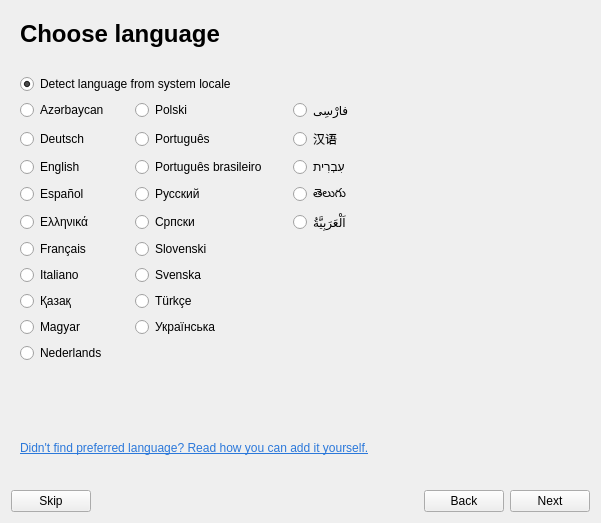
Qt form src/bin/scenarist-desktop/UserInterfaceLayer/Onboarding/OnboardingView.ui (dimkanovikov/KITScenarist) before a commit.
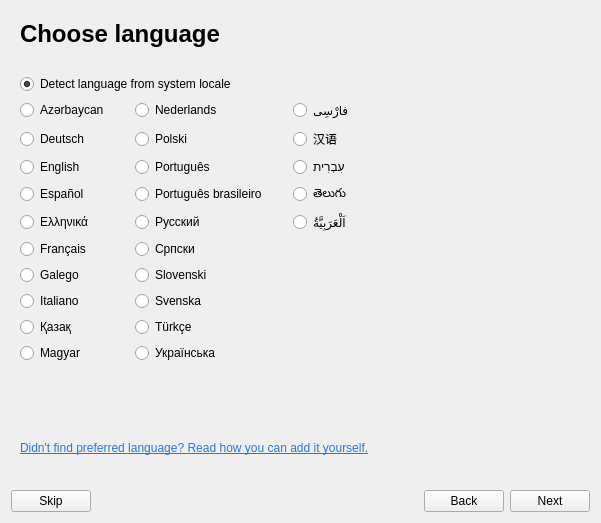
The same form after that commit. Custom widgets are drawn as their Qt base class.

Commit message: Added Galician translation and spell checker

What changed in the file:
```diff
--- a/src/bin/scenarist-desktop/UserInterfaceLayer/Onboarding/OnboardingView.ui
+++ b/src/bin/scenarist-desktop/UserInterfaceLayer/Onboarding/OnboardingView.ui
@@ -103,13 +103,6 @@
        <property name="horizontalSpacing">
         <number>26</number>
        </property>
-       <item row="11" column="0">
-        <widget class="QRadioButton" name="hungarian">
-         <property name="text">
-          <string notr="true">Magyar</string>
-         </property>
-        </widget>
-       </item>
        <item row="20" column="0">
         <spacer name="verticalSpacer">
          <property name="orientation">
@@ -172,26 +165,6 @@
          </property>
         </widget>
        </item>
-       <item row="6" column="1">
-        <widget class="QRadioButton" name="russian">
-         <property name="text">
-          <string notr="true">Русский</string>
-         </property>
-         <property name="checked">
-          <bool>false</bool>
-         </property>
-        </widget>
-       </item>
-       <item row="7" column="1">
-        <widget class="QRadioButton" name="serbian">
-         <property name="text">
-          <string notr="true">Српски</string>
-         </property>
-         <property name="checked">
-          <bool>false</bool>
-         </property>
-        </widget>
-       </item>
        <item row="3" column="2">
         <widget class="QRadioButton" name="farsi">
          <property name="text">
@@ -229,30 +202,6 @@
          </property>
         </widget>
        </item>
-       <item row="12" column="0">
-        <widget class="QRadioButton" name="nederlands">
-         <property name="text">
-          <string notr="true">Nederlands</string>
-         </property>
-        </widget>
-       </item>
-       <item row="5" column="1">
-        <widget class="QRadioButton" name="portuguesBrasil">
-         <property name="text">
-          <string notr="true">Português brasileiro</string>
-         </property>
-         <property name="checked">
-          <bool>false</bool>
-         </property>
-        </widget>
-       </item>
-       <item row="9" column="0">
-        <widget class="QRadioButton" name="italian">
-         <property name="text">
-          <string notr="true">Italiano</string>
-         </property>
-        </widget>
-       </item>
        <item row="5" column="0">
         <widget class="QRadioButton" name="english">
          <property name="text">
@@ -263,16 +212,6 @@
          </property>
         </widget>
        </item>
-       <item row="3" column="1">
-        <widget class="QRadioButton" name="polish">
-         <property name="text">
-          <string notr="true">Polski</string>
-         </property>
-         <property name="checked">
-          <bool>false</bool>
-         </property>
-        </widget>
-       </item>
        <item row="5" column="2">
         <widget class="QRadioButton" name="hebrew">
          <property name="text">
@@ -293,16 +232,6 @@
          </property>
         </spacer>
        </item>
-       <item row="4" column="1">
-        <widget class="QRadioButton" name="portugues">
-         <property name="text">
-          <string notr="true">Português</string>
-         </property>
-         <property name="checked">
-          <bool>false</bool>
-         </property>
-        </widget>
-       </item>
        <item row="21" column="0" colspan="4">
         <widget class="QLabel" name="label_2">
          <property name="text">
@@ -313,50 +242,6 @@
          </property>
         </widget>
        </item>
-       <item row="10" column="0">
-        <widget class="QRadioButton" name="kazakh">
-         <property name="text">
-          <string notr="true">Қазақ</string>
-         </property>
-        </widget>
-       </item>
-       <item row="8" column="1">
-        <widget class="QRadioButton" name="slovenian">
-         <property name="text">
-          <string notr="true">Slovenski</string>
-         </property>
-         <property name="checked">
-          <bool>false</bool>
-         </property>
-        </widget>
-       </item>
-       <item row="9" column="1">
-        <widget class="QRadioButton" name="swedish">
-         <property name="text">
-          <string notr="true">Svenska</string>
-         </property>
-         <property name="checked">
-          <bool>false</bool>
-         </property>
-        </widget>
-       </item>
-       <item row="10" column="1">
-        <widget class="QRadioButton" name="turkish">
-         <property name="text">
-          <string notr="true">Türkçe</string>
-         </property>
-         <property name="checked">
-          <bool>false</bool>
-         </property>
-        </widget>
-       </item>
-       <item row="11" column="1">
-        <widget class="QRadioButton" name="ukrainian">
-         <property name="text">
-          <string notr="true">Українська</string>
-         </property>
-        </widget>
-       </item>
        <item row="7" column="0">
         <widget class="QRadioButton" name="greek">
          <property name="text">
@@ -371,6 +256,128 @@
          </property>
         </widget>
        </item>
+       <item row="12" column="1">
+        <widget class="QRadioButton" name="ukrainian">
+         <property name="text">
+          <string notr="true">Українська</string>
+         </property>
+        </widget>
+       </item>
+       <item row="11" column="1">
+        <widget class="QRadioButton" name="turkish">
+         <property name="text">
+          <string notr="true">Türkçe</string>
+         </property>
+         <property name="checked">
+          <bool>false</bool>
+         </property>
+        </widget>
+       </item>
+       <item row="10" column="1">
+        <widget class="QRadioButton" name="swedish">
+         <property name="text">
+          <string notr="true">Svenska</string>
+         </property>
+         <property name="checked">
+          <bool>false</bool>
+         </property>
+        </widget>
+       </item>
+       <item row="9" column="1">
+        <widget class="QRadioButton" name="slovenian">
+         <property name="text">
+          <string notr="true">Slovenski</string>
+         </property>
+         <property name="checked">
+          <bool>false</bool>
+         </property>
+        </widget>
+       </item>
+       <item row="8" column="1">
+        <widget class="QRadioButton" name="serbian">
+         <property name="text">
+          <string notr="true">Српски</string>
+         </property>
+         <property name="checked">
+          <bool>false</bool>
+         </property>
+        </widget>
+       </item>
+       <item row="7" column="1">
+        <widget class="QRadioButton" name="russian">
+         <property name="text">
+          <string notr="true">Русский</string>
+         </property>
+         <property name="checked">
+          <bool>false</bool>
+         </property>
+        </widget>
+       </item>
+       <item row="6" column="1">
+        <widget class="QRadioButton" name="portuguesBrasil">
+         <property name="text">
+          <string notr="true">Português brasileiro</string>
+         </property>
+         <property name="checked">
+          <bool>false</bool>
+         </property>
+        </widget>
+       </item>
+       <item row="5" column="1">
+        <widget class="QRadioButton" name="portugues">
+         <property name="text">
+          <string notr="true">Português</string>
+         </property>
+         <property name="checked">
+          <bool>false</bool>
+         </property>
+        </widget>
+       </item>
+       <item row="4" column="1">
+        <widget class="QRadioButton" name="polish">
+         <property name="text">
+          <string notr="true">Polski</string>
+         </property>
+         <property name="checked">
+          <bool>false</bool>
+         </property>
+        </widget>
+       </item>
+       <item row="3" column="1">
+        <widget class="QRadioButton" name="nederlands">
+         <property name="text">
+          <string notr="true">Nederlands</string>
+         </property>
+        </widget>
+       </item>
+       <item row="12" column="0">
+        <widget class="QRadioButton" name="hungarian">
+         <property name="text">
+          <string notr="true">Magyar</string>
+         </property>
+        </widget>
+       </item>
+       <item row="11" column="0">
+        <widget class="QRadioButton" name="kazakh">
+         <property name="text">
+          <string notr="true">Қазақ</string>
+         </property>
+        </widget>
+       </item>
+       <item row="10" column="0">
+        <widget class="QRadioButton" name="italian">
+         <property name="text">
+          <string notr="true">Italiano</string>
+         </property>
+        </widget>
+       </item>
+       <item row="9" column="0">
+        <widget class="QRadioButton" name="galician">
+         <property name="text">
+          <string notr="true">Galego</string>
+         </property>
+        </widget>
+       </item>
       </layout>
      </widget>
      <widget class="QWidget" name="themePage">
```
Left out of the diff: 21 changed lines with no effect on the pictures. The commit also changes 7 other files.
